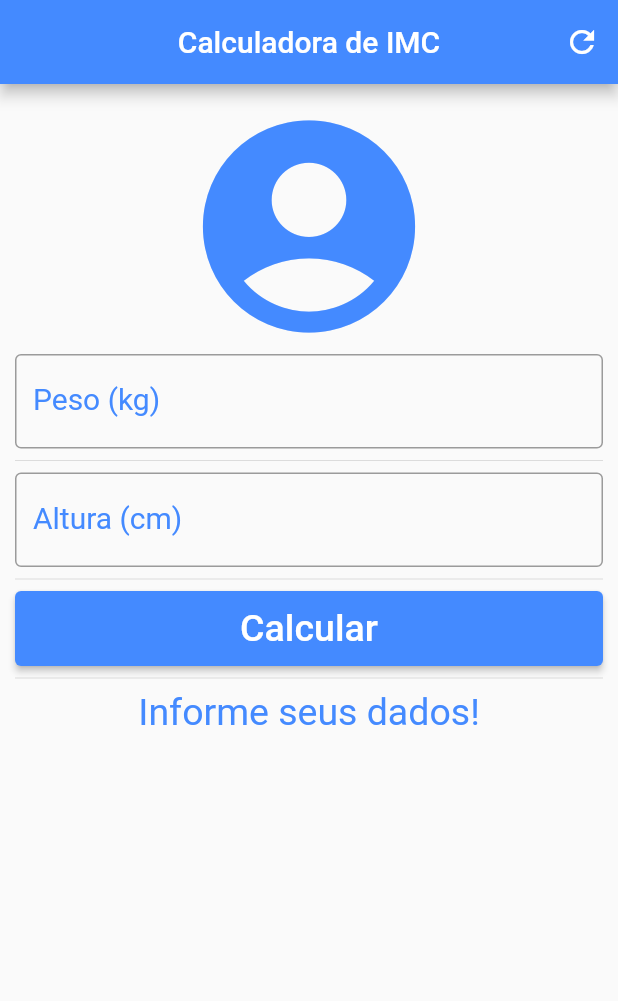
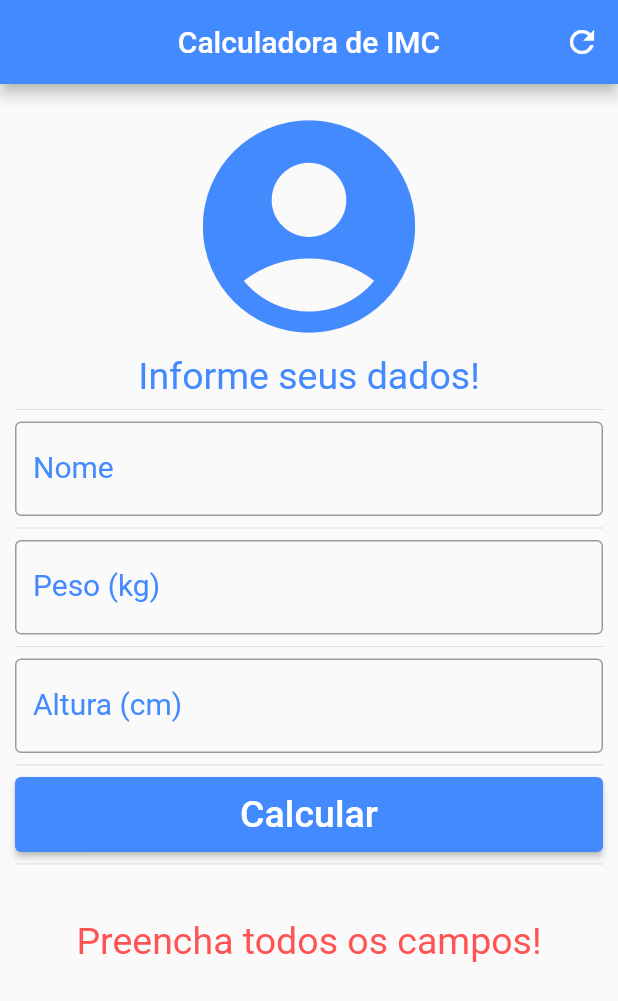
Before and after one commit to AndreSDS/Flutter, a Flutter app: the screen it shows after launch, after a tap on the "refresh" icon, on a phone screen of 412 x 824 dp. Shown: the top 1001 px of the screen. Run offline on Flutter 3.47's test engine with Material 2 defaults, Android fonts, the phone set to English and light mode, and no system bars.

```diff
--- /dev/null
+++ b/lib/classes/pessoa.dart
@@ -0,0 +1,29 @@
+import 'package:first_flutter_app/utils/utils.dart';
+
+class Pessoa {
+  String _nome = '';
+  double _peso = 0.0;
+  double _altura = 0.0;
+
+  // Construtor
+  Pessoa(this._nome, this._peso, this._altura);
+
+  // Getters
+  String get nome => _nome;
+  double get peso => _peso;
+  double get altura => _altura;
+
+  // Setters
+  setNome(String nome) => _nome = nome;
+  setPeso(double peso) => _peso = peso;
+  setAltura(double altura) => _altura = altura;
+
+  // Métodos
+  double imc() => _peso / (_altura * _altura);
+
+  // toString
+  @override
+  String toString() {
+    return '$_nome seu IMC é ${imc().toStringAsFixed(2)}.\n${messageByImc(imc())}';
+  }
+}
--- a/lib/main.dart
+++ b/lib/main.dart
@@ -1,3 +1,4 @@
+import 'package:first_flutter_app/classes/pessoa.dart';
 import 'package:flutter/material.dart';
 
 void main() {
@@ -15,57 +16,55 @@ class Home extends StatefulWidget {
 }
 
 class _HomeState extends State<Home> {
-  String texto = "Informe seus dados!";
+  Pessoa pessoa = Pessoa('', 0.0, 0.0);
+  String _errorMessage = "";
+  TextEditingController nameController = TextEditingController();
   TextEditingController weightController = TextEditingController();
   TextEditingController heightController = TextEditingController();
 
-  void _setMessageByImc(double imc) {
-    Map tableMessage = {
-      'abaixo': 'Abaixo do peso.',
-      'normal': 'Peso ideal.',
-      'sobrepeso': 'Levemente acima do peso.',
-      'obesidade1': 'Obesidade grau I.',
-      'obesidade2': 'Obesidade grau II.',
-      'obesidade3': 'Obesidade grau III.'
-    };
-
-    if (imc < 18.6) {
-      _setMessage(tableMessage['abaixo']);
-    } else if (imc >= 18.6 && imc < 24.9) {
-      _setMessage(tableMessage['normal']);
-    } else if (imc >= 24.9 && imc < 29.9) {
-      _setMessage(tableMessage['sobrepeso']);
-    } else if (imc >= 29.9 && imc < 34.9) {
-      _setMessage(tableMessage['obesidade1']);
-    } else if (imc >= 34.9 && imc < 39.9) {
-      _setMessage(tableMessage['obesidade2']);
-    } else if (imc >= 40) {
-      _setMessage(tableMessage['obesidade3']);
-    }
+  void _setErrorMessage(String message) {
+    setState(() {
+      _errorMessage = message;
+    });
   }
 
-  void _setMessage(String message) {
+  void _setPessoaInfos(String nome, double peso, double altura) {
+    if (nome.isEmpty || peso <= 0 || altura <= 0) {
+      _setErrorMessage('Preencha todos os campos!');
+      return;
+    }
+
     setState(() {
-      texto = message;
+      pessoa.setNome(nome);
+      pessoa.setPeso(peso);
+      pessoa.setAltura(altura);
     });
   }
 
   void _resetFields() {
+    nameController.text = '';
     weightController.text = '';
     heightController.text = '';
-    _setMessage("Informe seus dados!");
+
+    _setPessoaInfos(
+      '',
+      0.0,
+      0.0,
+    );
   }
 
   void _calculate() {
-    double weight = double.parse(weightController.text);
-    double height = double.parse(heightController.text) / 100;
-    double imc = weight / (height * height);
-    _setMessageByImc(imc);
+    _setPessoaInfos(
+      nameController.text,
+      double.parse(weightController.text),
+      double.parse(heightController.text) / 100,
+    );
   }
 
-  Widget buildTextField(String label, TextEditingController controller) {
+  Widget buildTextField(
+      String label, TextInputType type, TextEditingController controller) {
     return TextField(
-      keyboardType: TextInputType.number,
+      keyboardType: type,
       controller: controller,
       decoration: InputDecoration(
         labelText: label,
@@ -98,9 +97,19 @@ class _HomeState extends State<Home> {
             children: <Widget>[
               const Icon(Icons.account_circle_sharp,
                   size: 170.0, color: Colors.blueAccent),
-              buildTextField('Peso (kg)', weightController),
+              const Text(
+                "Informe seus dados!",
+                textAlign: TextAlign.center,
+                style: TextStyle(color: Colors.blueAccent, fontSize: 25.0),
+              ),
               const Divider(),
-              buildTextField('Altura (cm)', heightController),
+              buildTextField('Nome', TextInputType.name, nameController),
+              const Divider(),
+              buildTextField(
+                  'Peso (kg)', TextInputType.number, weightController),
+              const Divider(),
+              buildTextField(
+                  'Altura (cm)', TextInputType.number, heightController),
               const Divider(),
               SizedBox(
                 height: 50.0,
@@ -114,11 +123,16 @@ class _HomeState extends State<Home> {
               ),
               const Divider(),
               Text(
-                texto,
+                pessoa.nome.isNotEmpty ? pessoa.toString() : '',
                 textAlign: TextAlign.center,
                 style:
                     const TextStyle(color: Colors.blueAccent, fontSize: 25.0),
-              )
+              ),
+              Text(
+                _errorMessage.isNotEmpty ? _errorMessage : '',
+                textAlign: TextAlign.center,
+                style: const TextStyle(color: Colors.redAccent, fontSize: 25.0),
+              ),
             ],
           ),
         ));
```
Also changed, not shown: lib/utils/utils.dart (added, +26 -0 lines), 2 other files.
